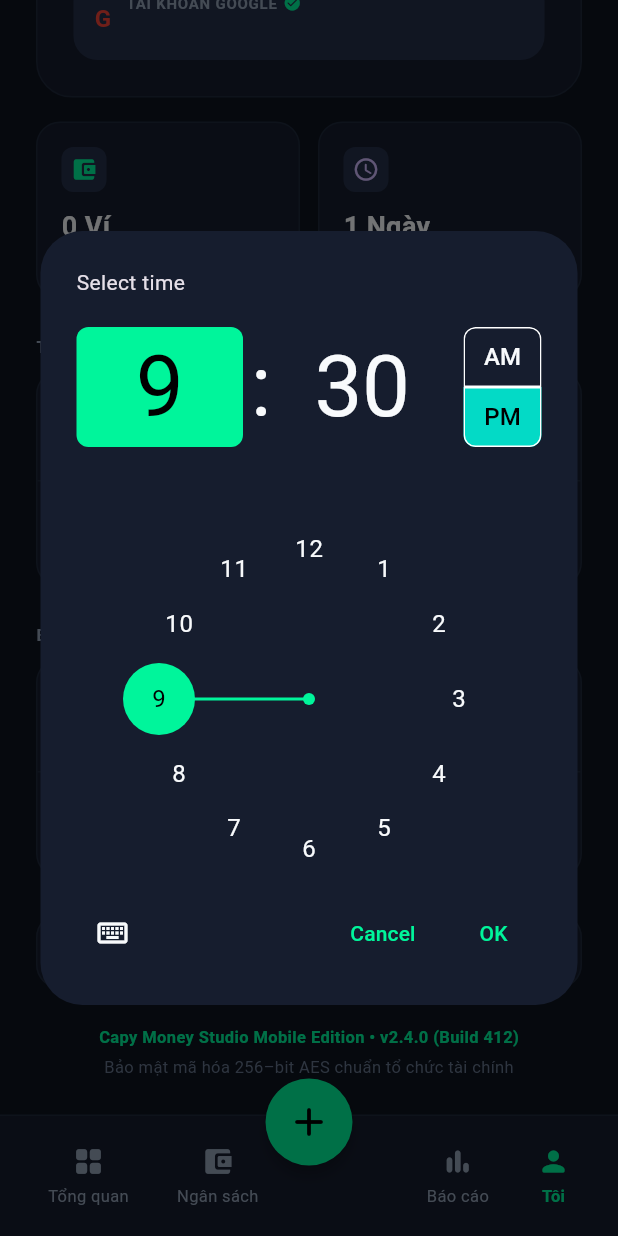
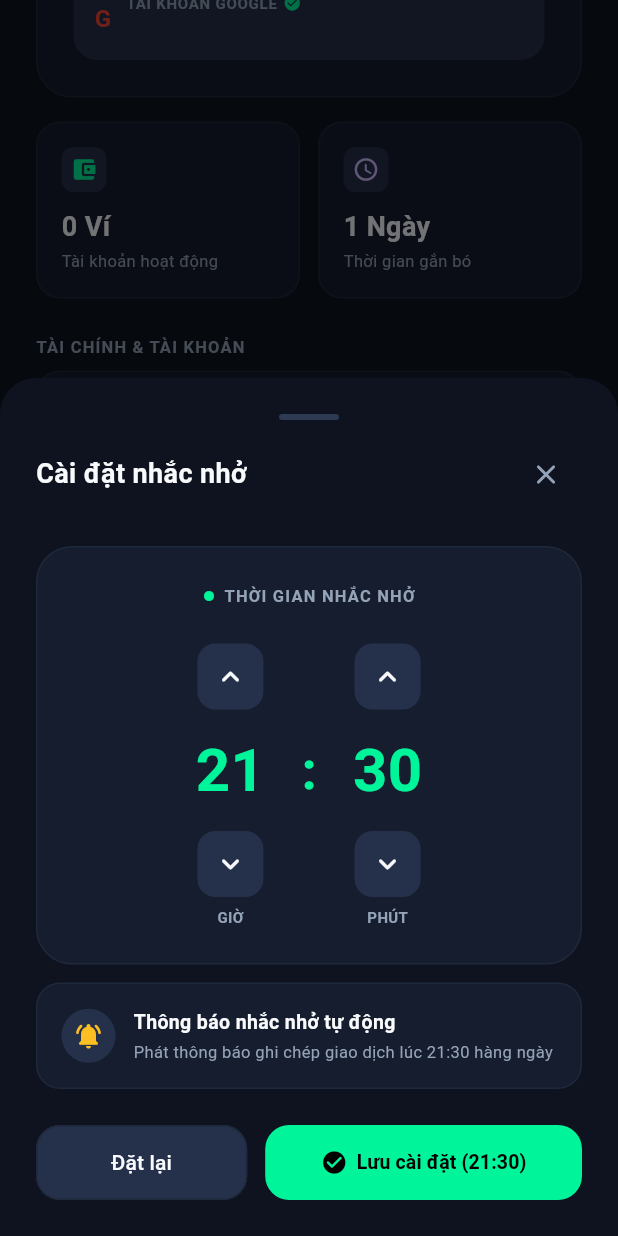
Before and after one commit to NguyenThanhLongDeveloper/CapyMoney, a Flutter app: the screen it shows once a user with an empty profile is signed in, scrolled down 203 dp, after a tap on "Nhắc nhở ghi chép", on a phone screen of 412 x 824 dp. Run offline on Flutter 3.47's test engine with Material 3 defaults, Android fonts, the phone set to English and light mode, and no system bars; our stand-ins replace image_picker, local_auth, shared_preferences, supabase_flutter; accounts and stored records are empty; Roboto replaces fonts that are missing (PlusJakartaSans).

Commit message:
feat(bottom-sheet): Tích hợp BsCaiDatNhacNho chỉnh giờ phút từng nấc chuẩn Kinetic Neo-Fintech
- Tạo BsCaiDatNhacNho thay thế showTimePicker mặc định
- Tăng giảm từng 1 giờ và từng 1 phút linh hoạt
- Đồng bộ hiển thị giờ nhắc nhở ghi chép trên màn hình Tôi

```diff
--- /dev/null
+++ b/lib/giao_dien/bottom_sheet/bs_cai_dat_nhac_nho.dart
@@ -0,0 +1,416 @@
+import 'package:flutter/material.dart';
+import '../chuan_thiet_ke/mau_sac.dart';
+import '../chuan_thiet_ke/bo_goc.dart';
+import '../chuan_thiet_ke/khoang_cach.dart';
+
+/// Bảng Trượt (Bottom Sheet) Cài Đặt Thời Gian Nhắc Nhở Ghi Chép
+///
+/// Thiết kế chuẩn Kinetic Neo-Fintech hỗ trợ chọn giờ/phút bằng nút bấm tăng giảm và lưu cài đặt.
+class BsCaiDatNhacNho extends StatefulWidget {
+  /// Chuỗi thời gian mặc định ban đầu (Ví dụ: '21:30')
+  final String thoiGianBanDau;
+
+  const BsCaiDatNhacNho({
+    super.key,
+    this.thoiGianBanDau = '21:30',
+  });
+
+  /// Hàm hỗ trợ hiển thị Bottom Sheet từ bất kỳ Context nào, trả về chuỗi giờ mới chọn (Ví dụ: '20:00')
+  static Future<String?> hienThi(BuildContext context, {String thoiGianBanDau = '21:30'}) {
+    return showModalBottomSheet<String>(
+      context: context,
+      isScrollControlled: true,
+      backgroundColor: Colors.transparent,
+      builder: (_) => BsCaiDatNhacNho(thoiGianBanDau: thoiGianBanDau),
+    );
+  }
+
+  @override
+  State<BsCaiDatNhacNho> createState() => _BsCaiDatNhacNhoState();
+}
+
+class _BsCaiDatNhacNhoState extends State<BsCaiDatNhacNho> {
+  /// Giá trị Giờ chọn (0 -> 23)
+  late int _gio;
+
+  /// Giá trị Phút chọn (0 -> 59)
+  late int _phut;
+
+  @override
+  void initState() {
+    super.initState();
+    _giaiMaThoiGian(widget.thoiGianBanDau);
+  }
+
+  /// Trích xuất giờ và phút từ chuỗi dạng 'HH:mm'
+  void _giaiMaThoiGian(String text) {
+    final parts = text.split(':');
+    _gio = parts.length == 2 ? (int.tryParse(parts[0]) ?? 21) : 21;
+    _phut = parts.length == 2 ? (int.tryParse(parts[1]) ?? 30) : 30;
+  }
+
+  /// Tăng 1 giờ
+  void _tangGio() {
+    setState(() {
+      _gio = (_gio + 1) % 24;
+    });
+  }
+
+  /// Giảm 1 giờ
+  void _giamGio() {
+    setState(() {
+      _gio = (_gio - 1 + 24) % 24;
+    });
+  }
+
+  /// Tăng 1 phút
+  void _tangPhut() {
+    setState(() {
+      _phut = (_phut + 1) % 60;
+    });
+  }
+
+  /// Giảm 1 phút
+  void _giamPhut() {
+    setState(() {
+      _phut = (_phut - 1 + 60) % 60;
+    });
+  }
+
+  /// Khôi phục về giờ ban đầu
+  void _datLai() {
+    setState(() {
+      _giaiMaThoiGian(widget.thoiGianBanDau);
+    });
+  }
+
+  /// Định dạng chuỗi hiển thị 'HH:mm'
+  String get _chuoiThoiGianFormatted =>
+      '${_gio.toString().padLeft(2, '0')}:${_phut.toString().padLeft(2, '0')}';
+
+  @override
+  Widget build(BuildContext context) {
+    return Container(
+      decoration: const BoxDecoration(
+        color: MauSac.nenChinh,
+        borderRadius: BoGoc.borderBottomSheet,
+      ),
+      child: SafeArea(
+        child: Padding(
+          padding: KhoangCach.lToanBoLon,
+          child: Column(
+            mainAxisSize: MainAxisSize.min,
+            crossAxisAlignment: CrossAxisAlignment.start,
+            children: [
+              // Thanh kéo xám Top chỉ dẫn vuốt xuống
+              Center(
+                child: Container(
+                  width: 40,
+                  height: 4,
+                  decoration: BoxDecoration(
+                    color: MauSac.duongVien,
+                    borderRadius: BorderRadius.circular(2),
+                  ),
+                ),
+              ),
+
+              const SizedBox(height: KhoangCach.vua),
+
+              // SECTION 1: HEADER TIÊU ĐỀ & NÚT X
+              Row(
+                mainAxisAlignment: MainAxisAlignment.spaceBetween,
+                children: [
+                  const Text(
+                    'Cài đặt nhắc nhở',
+                    style: TextStyle(
+                      color: MauSac.chuChinh,
+                      fontSize: 18,
+                      fontWeight: FontWeight.bold,
+                    ),
+                  ),
+                  IconButton(
+                    padding: EdgeInsets.zero,
+                    constraints: const BoxConstraints(),
+                    icon: const Icon(Icons.close_rounded, color: MauSac.chuPhu, size: 22),
+                    onPressed: () => Navigator.pop(context),
+                  ),
+                ],
+              ),
+
+              const SizedBox(height: KhoangCach.lon),
+
+              // SECTION 2: CARD BẢNG CHỌN THỜI GIAN (GIỜ : PHÚT)
+              Container(
+                width: double.infinity,
+                padding: KhoangCach.lToanBoLon,
+                decoration: BoxDecoration(
+                  color: MauSac.nenThe,
+                  borderRadius: BoGoc.borderLon,
+                  border: Border.all(color: MauSac.duongVienNhat),
+                ),
+                child: Column(
+                  children: [
+                    // Nhãn THỜI GIAN NHẮC NHỞ
+                    Row(
+                      mainAxisAlignment: MainAxisAlignment.center,
+                      children: const [
+                        Icon(Icons.circle, color: MauSac.chuDao, size: 8),
+                        SizedBox(width: 6),
+                        Text(
+                          'THỜI GIAN NHẮC NHỞ',
+                          style: TextStyle(
+                            color: MauSac.chuPhu,
+                            fontSize: 11,
+                            fontWeight: FontWeight.bold,
+                            letterSpacing: 0.8,
+                          ),
+                        ),
+                      ],
+                    ),
+
+                    const SizedBox(height: KhoangCach.lon),
+
+                    // Cụm Nút Tăng/Giảm GIỜ & PHÚT
+                    Row(
+                      mainAxisAlignment: MainAxisAlignment.center,
+                      children: [
+                        // Cột GIỜ
+                        Column(
+                          children: [
+                            InkWell(
+                              onTap: _tangGio,
+                              borderRadius: BorderRadius.circular(12),
+                              child: Container(
+                                padding: const EdgeInsets.all(10),
+                                decoration: BoxDecoration(
+                                  color: MauSac.nenNoi,
+                                  borderRadius: BorderRadius.circular(12),
+                                ),
+                                child: const Icon(Icons.keyboard_arrow_up_rounded,
+                                    color: MauSac.chuChinh, size: 24),
+                              ),
+                            ),
+                            const SizedBox(height: 12),
+                            Text(
+                              _gio.toString().padLeft(2, '0'),
+                              style: const TextStyle(
+                                fontSize: 40,
+                                fontWeight: FontWeight.bold,
+                                color: MauSac.chuDao,
+                              ),
+                            ),
+                            const SizedBox(height: 12),
+                            InkWell(
+                              onTap: _giamGio,
+                              borderRadius: BorderRadius.circular(12),
+                              child: Container(
+                                padding: const EdgeInsets.all(10),
+                                decoration: BoxDecoration(
+                                  color: MauSac.nenNoi,
+                                  borderRadius: BorderRadius.circular(12),
+                                ),
+                                child: const Icon(Icons.keyboard_arrow_down_rounded,
+                                    color: MauSac.chuChinh, size: 24),
+                              ),
+                            ),
+                            const SizedBox(height: 6),
+                            const Text(
+                              'GIỜ',
+                              style: TextStyle(
+                                color: MauSac.chuPhu,
+                                fontSize: 10,
+                                fontWeight: FontWeight.bold,
+                              ),
+                            ),
+                          ],
+                        ),
+
+                        const SizedBox(width: 24),
+
+                        // Dấu 2 chấm
+                        const Padding(
+                          padding: EdgeInsets.only(bottom: 20),
+                          child: Text(
+                            ':',
+                            style: TextStyle(
+                              fontSize: 36,
+                              fontWeight: FontWeight.bold,
+                              color: MauSac.chuDao,
+                            ),
+                          ),
+                        ),
+
+                        const SizedBox(width: 24),
+
+                        // Cột PHÚT
+                        Column(
+                          children: [
+                            InkWell(
+                              onTap: _tangPhut,
+                              borderRadius: BorderRadius.circular(12),
+                              child: Container(
+                                padding: const EdgeInsets.all(10),
+                                decoration: BoxDecoration(
+                                  color: MauSac.nenNoi,
+                                  borderRadius: BorderRadius.circular(12),
+                                ),
+                                child: const Icon(Icons.keyboard_arrow_up_rounded,
+                                    color: MauSac.chuChinh, size: 24),
+                              ),
+                            ),
+                            const SizedBox(height: 12),
+                            Text(
+                              _phut.toString().padLeft(2, '0'),
+                              style: const TextStyle(
+                                fontSize: 40,
+                                fontWeight: FontWeight.bold,
+                                color: MauSac.chuDao,
+                              ),
+                            ),
+                            const SizedBox(height: 12),
+                            InkWell(
+                              onTap: _giamPhut,
+                              borderRadius: BorderRadius.circular(12),
+                              child: Container(
+                                padding: const EdgeInsets.all(10),
+                                decoration: BoxDecoration(
+                                  color: MauSac.nenNoi,
+                                  borderRadius: BorderRadius.circular(12),
+                                ),
+                                child: const Icon(Icons.keyboard_arrow_down_rounded,
+                                    color: MauSac.chuChinh, size: 24),
+                              ),
+                            ),
+                            const SizedBox(height: 6),
+                            const Text(
+                              'PHÚT',
+                              style: TextStyle(
+                                color: MauSac.chuPhu,
+                                fontSize: 10,
+                                fontWeight: FontWeight.bold,
+                              ),
+                            ),
+                          ],
+                        ),
+                      ],
+                    ),
+                  ],
+                ),
+              ),
+
+              const SizedBox(height: KhoangCach.vua),
+
+              // SECTION 3: CARD THÔNG BÁO TỰ ĐỘNG
+              Container(
+                width: double.infinity,
+                padding: KhoangCach.lToanBoChuan,
+                decoration: BoxDecoration(
+                  color: MauSac.nenThe,
+                  borderRadius: BoGoc.borderVua,
+                  border: Border.all(color: MauSac.duongVienNhat),
+                ),
+                child: Row(
+                  children: [
+                    Container(
+                      padding: const EdgeInsets.all(8),
+                      decoration: const BoxDecoration(
+                        color: MauSac.nenNoi,
+                        shape: BoxShape.circle,
+                      ),
+                      child: const Icon(Icons.notifications_active_rounded,
+                          color: MauSac.canhBao, size: 20),
+                    ),
+                    const SizedBox(width: 12),
+                    Expanded(
+                      child: Column(
+                        crossAxisAlignment: CrossAxisAlignment.start,
+                        children: [
+                          const Text(
+                            'Thông báo nhắc nhở tự động',
+                            style: TextStyle(
+                              color: MauSac.chuChinh,
+                              fontSize: 13,
+                              fontWeight: FontWeight.bold,
+                            ),
+                          ),
+                          const SizedBox(height: 2),
+                          Text(
+                            'Phát thông báo ghi chép giao dịch lúc $_chuoiThoiGianFormatted hàng ngày',
+                            style: const TextStyle(color: MauSac.chuPhu, fontSize: 11),
+                          ),
+                        ],
+                      ),
+                    ),
+                  ],
+                ),
+              ),
+
+              const SizedBox(height: KhoangCach.lon),
+
+              // SECTION 4: CỤM NÚT ĐẶT LẠI VÀ LƯU CÀI ĐẶT
+              Row(
+                children: [
+                  Expanded(
+                    flex: 2,
+                    child: SizedBox(
+                      height: 50,
+                      child: OutlinedButton(
+                        onPressed: _datLai,
+                        style: OutlinedButton.styleFrom(
+                          backgroundColor: MauSac.nenNoi,
+                          side: const BorderSide(color: MauSac.duongVienNhat),
+                          shape: RoundedRectangleBorder(borderRadius: BoGoc.borderVua),
+                        ),
+                        child: const FittedBox(
+                          child: Text(
+                            'Đặt lại',
+                            style: TextStyle(color: MauSac.chuChinh, fontSize: 14),
+                          ),
+                        ),
+                      ),
+                    ),
+                  ),
+                  const SizedBox(width: 12),
+                  Expanded(
+                    flex: 3,
+                    child: SizedBox(
+                      height: 50,
+                      child: ElevatedButton(
+                        onPressed: () {
+                          Navigator.pop(context, _chuoiThoiGianFormatted);
+                        },
+                        style: ElevatedButton.styleFrom(
+                          backgroundColor: MauSac.chuDao,
+                          foregroundColor: Colors.black,
+                          elevation: 0,
+                          shape: RoundedRectangleBorder(borderRadius: BoGoc.borderVua),
+                        ),
+                        child: Row(
+                          mainAxisAlignment: MainAxisAlignment.center,
+                          children: [
+                            const Icon(Icons.check_circle_rounded, color: Colors.black, size: 18),
+                            const SizedBox(width: 6),
+                            FittedBox(
+                              child: Text(
+                                'Lưu cài đặt ($_chuoiThoiGianFormatted)',
+                                style: const TextStyle(
+                                  fontSize: 13,
+                                  fontWeight: FontWeight.bold,
+                                  color: Colors.black,
+                                ),
+                              ),
+                            ),
+                          ],
+                        ),
+                      ),
+                    ),
+                  ),
+                ],
+              ),
+            ],
+          ),
+        ),
+      ),
+    );
+  }
+}
--- a/lib/man_hinh/tai_khoan/tab_tai_khoan.dart
+++ b/lib/man_hinh/tai_khoan/tab_tai_khoan.dart
@@ -11,6 +11,7 @@ import '../../giao_dien/chuan_thiet_ke/hinh_anh.dart';
 import '../../giao_dien/chuan_thiet_ke/bieu_tuong.dart';
 import '../../giao_dien/chuan_thiet_ke/dap_ung.dart';
 import '../../giao_dien/bottom_sheet/bs_lien_ket_tai_khoan.dart';
+import '../../giao_dien/bottom_sheet/bs_cai_dat_nhac_nho.dart';
 import '../../cau_hinh/duong_dan_api.dart';
 import '../../mo_hinh/tai_khoan_ngan_hang_model.dart';
 import '../../dich_vu/dich_vu_supabase.dart';
@@ -436,35 +437,14 @@ class _TabTaiKhoanState extends State<TabTaiKhoan> {
     );
   }
 
-  /// Mở hộp thoại chọn giờ nhắc nhở ghi chép giao dịch (TimePicker)
+  /// Mở Bảng trượt Cài đặt giờ nhắc nhở ghi chép giao dịch (BsCaiDatNhacNho)
   Future<void> _chonThoiGianNhacNho() async {
-    final parts = _thoiGianNhacNho.split(':');
-    final int initialHour = parts.length == 2 ? (int.tryParse(parts[0]) ?? 21) : 21;
-    final int initialMinute = parts.length == 2 ? (int.tryParse(parts[1]) ?? 30) : 30;
-
-    final TimeOfDay? timePicked = await showTimePicker(
-      context: context,
-      initialTime: TimeOfDay(hour: initialHour, minute: initialMinute),
-      builder: (context, child) {
-        return Theme(
-          data: ThemeData.dark().copyWith(
-            colorScheme: const ColorScheme.dark(
-              primary: MauSac.chuDao,
-              onPrimary: Colors.black,
-              surface: MauSac.nenThe,
-              onSurface: MauSac.chuChinh,
-            ),
-            dialogTheme: const DialogThemeData(backgroundColor: MauSac.nenThe),
-          ),
-          child: child!,
-        );
-      },
+    final String? gioMoi = await BsCaiDatNhacNho.hienThi(
+      context,
+      thoiGianBanDau: _thoiGianNhacNho,
     );
 
-    if (timePicked != null) {
-      final String gioMoi =
-          '${timePicked.hour.toString().padLeft(2, '0')}:${timePicked.minute.toString().padLeft(2, '0')}';
-
+    if (gioMoi != null && gioMoi.isNotEmpty) {
       setState(() {
         _thoiGianNhacNho = gioMoi;
         _nhacNhoGhiChep = true;
```
